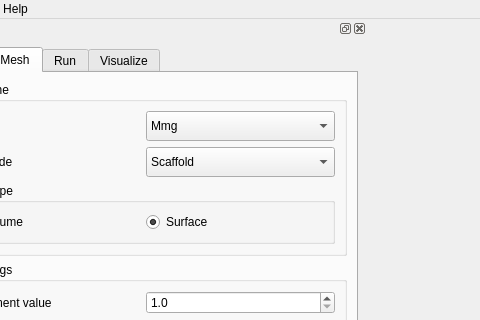
First picture: the form in src/mainwindow.ui, repository tpms-lattice/QASLI, before the edit; both pictures show x 81 to 561 and y 0 to 320 of the 1138 by 824 pixel window.
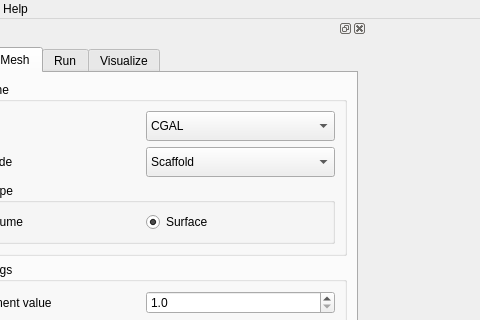
Second picture: the form after the edit. The open tabs and pages were chosen to show the change.

Commit message: Change default mesher and correction factor

```diff
--- a/src/mainwindow.ui
+++ b/src/mainwindow.ui
@@ -890,11 +890,6 @@
                 <property name="frame">
                  <bool>true</bool>
                 </property>
-                <item>
-                 <property name="text">
-                  <string>Mmg</string>
-                 </property>
-                </item>
                 <item>
                  <property name="text">
                   <string>CGAL</string>
```
Left out of the diff: 7 changed lines with no effect on the pictures.
